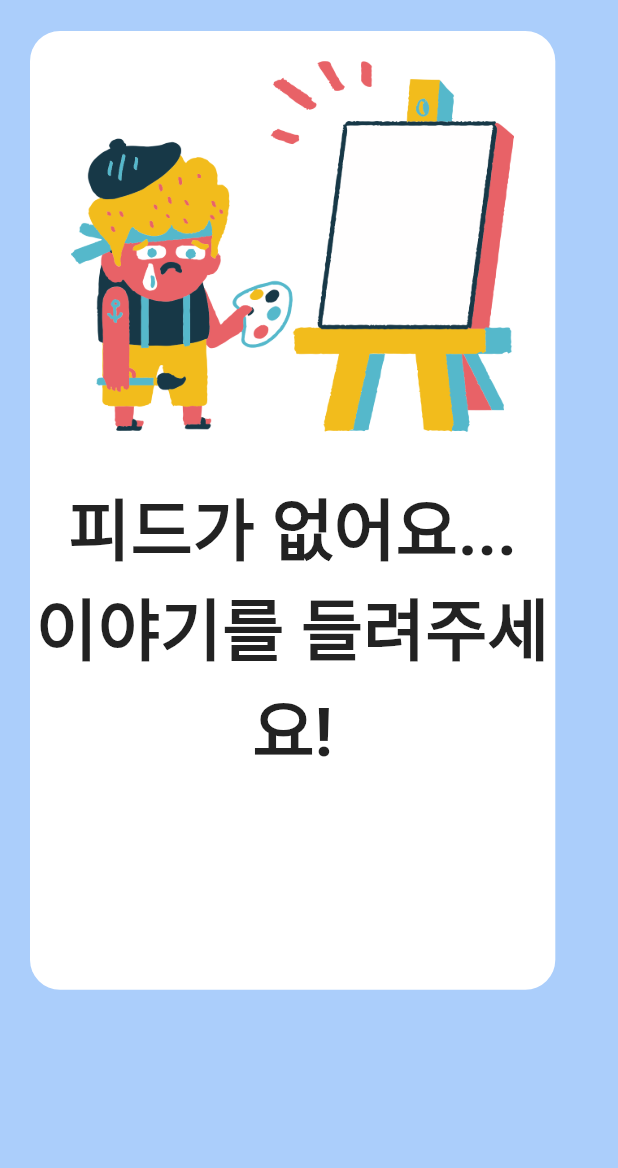
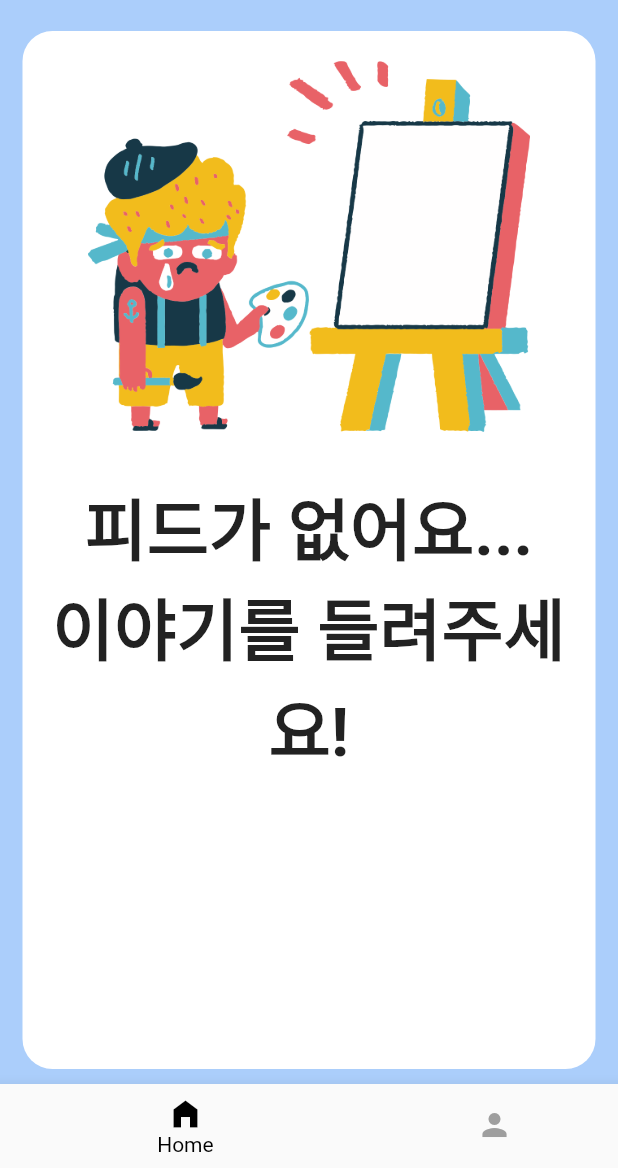
Before and after one commit to whatsthelunchmenu/Ae-stagram-app, a Flutter app: the screen it shows once a user with an empty profile is signed in, on a phone screen of 412 x 824 dp, the part 68-1236 px from its top. Run offline on Flutter 3.47's test engine with Material 2 defaults, Android fonts, the phone set to English and light mode, and no system bars; our stand-ins replace carousel_slider, dio, dotted_decoration, firebase_auth, firebase_core, flutter_signin_button and 6 more; accounts and stored records are empty; network calls fail.

Commit message:
bottonavigation 추가

```diff
--- a/lib/app/ui/android/home/components/story_card_empty.dart
+++ b/lib/app/ui/android/home/components/story_card_empty.dart
@@ -8,12 +8,16 @@ class StoryCardEmpty extends StatelessWidget {
   @override
   Widget build(BuildContext context) {
     return Container(
-      margin: const EdgeInsets.only(bottom: 20, right: 10, left: 10),
+      margin: const EdgeInsets.only(
+        bottom: 10,
+        right: 10,
+        left: 10,
+      ),
       decoration: BoxDecoration(
         borderRadius: BorderRadius.circular(20),
         color: Colors.white,
       ),
-      width: Get.size.width * 0.85,
+      width: double.infinity,
       child: SingleChildScrollView(
         child: Column(
           children: [
--- a/lib/app/ui/android/home/components/story_swipe.dart
+++ b/lib/app/ui/android/home/components/story_swipe.dart
@@ -9,9 +9,12 @@ import 'package:get/get.dart';
 class StorySwipe extends GetWidget<HomeController> {
   @override
   Widget build(BuildContext context) {
-    return Container(
-        height: Get.size.height * 0.8,
-        padding: const EdgeInsets.only(left: 10, right: 10),
+    return Expanded(
+      child: Container(
+          padding: const EdgeInsets.only(
+            left: 5,
+            right: 5,
+          ),
           color: mainColor,
           child: Obx(
             () => controller.storyCardResult.value.feedInfos.length != 0
@@ -19,13 +22,15 @@ class StorySwipe extends GetWidget<HomeController> {
                     physics: BouncingScrollPhysics(),
                     controller: controller.scrollController,
                     scrollDirection: Axis.vertical,
-                  itemCount: controller.storyCardResult.value.feedInfos.length,
+                    itemCount:
+                        controller.storyCardResult.value.feedInfos.length,
                     itemBuilder: (context, index) {
                       return StoryCard(
                         feed: controller.storyCardResult.value.feedInfos[index],
                       );
                     })
                 : StoryCardEmpty(),
-        ));
+          )),
+    );
   }
 }
--- a/lib/app/ui/android/navigation/navigation.dart
+++ b/lib/app/ui/android/navigation/navigation.dart
@@ -1,5 +1,6 @@
 import 'package:ae_stagram_app/app/controller/root_controller.dart';
 import 'package:ae_stagram_app/app/ui/android/home/home.dart';
+import 'package:ae_stagram_app/app/ui/android/mypage/mypage.dart';
 import 'package:flutter/material.dart';
 import 'package:get/get_state_manager/get_state_manager.dart';
 
@@ -7,7 +8,33 @@ class NavigationPage extends GetView<RootController> {
   @override
   Widget build(BuildContext context) {
     return Scaffold(
-      body: Home(),
-    );
+        body: Obx(() {
+          switch (RouteName.values[controller.currentIndex.value]) {
+            case RouteName.Home:
+              return Home();
+            case RouteName.MyPage:
+              return MyPage();
+          }
+        }),
+        bottomNavigationBar: Obx(() => BottomNavigationBar(
+              type: BottomNavigationBarType.shifting,
+              currentIndex: controller.currentIndex.value,
+              showSelectedLabels: true,
+              selectedItemColor: Colors.black,
+              unselectedItemColor: Colors.grey,
+              onTap: controller.chnagePageIndex,
+              items: [
+                BottomNavigationBarItem(
+                  icon: Icon(Icons.home),
+                  activeIcon: Icon(Icons.home_filled),
+                  label: "Home",
+                ),
+                BottomNavigationBarItem(
+                  icon: Icon(Icons.person),
+                  activeIcon: Icon(Icons.people_alt),
+                  label: "My Page",
+                ),
+              ],
+            )));
   }
 }
```
Lines whose indentation alone changed are shown as unchanged.
